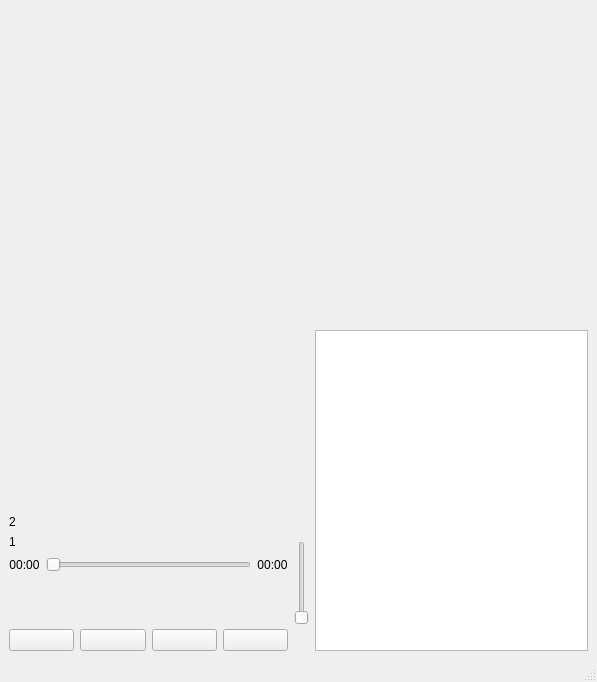
The window that mainwindow.ui (1821370389/MusicPlayer) describes before a commit, drawn with Qt 5.
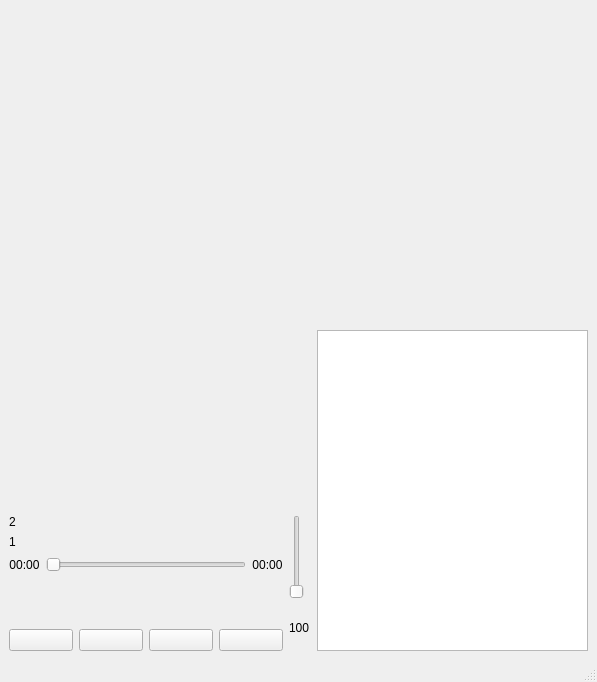
The same window after the commit. Icons and pictures are not drawn.

Commit message: [修改] 添加了音量显示；设置了随机但会稳定循环一遍的循环列表

What changed in the file:
```diff
--- a/mainwindow.ui
+++ b/mainwindow.ui
@@ -16,7 +16,7 @@
   <widget class="QWidget" name="centralwidget">
    <layout class="QHBoxLayout" name="horizontalLayout_4">
     <item>
-     <layout class="QVBoxLayout" name="verticalLayout_2">
+     <layout class="QVBoxLayout" name="verticalLayout_4">
       <item>
        <widget class="QLabel" name="label">
         <property name="minimumSize">
@@ -190,6 +190,8 @@
          </layout>
         </item>
         <item>
+         <layout class="QVBoxLayout" name="verticalLayout_2">
+          <item>
          <widget class="QSlider" name="verticalSlider">
           <property name="sizePolicy">
            <sizepolicy hsizetype="Fixed" vsizetype="Fixed">
@@ -207,6 +209,21 @@
            <enum>Qt::Vertical</enum>
           </property>
          </widget>
+          </item>
+          <item>
+           <widget class="QLabel" name="volumeLabel">
+            <property name="minimumSize">
+             <size>
+              <width>22</width>
+              <height>21</height>
+             </size>
+            </property>
+            <property name="text">
+             <string>100</string>
+            </property>
+           </widget>
+          </item>
+         </layout>
         </item>
        </layout>
       </item>
```
Lines whose indentation alone changed are shown as unchanged. The commit also changes 1 other file.
